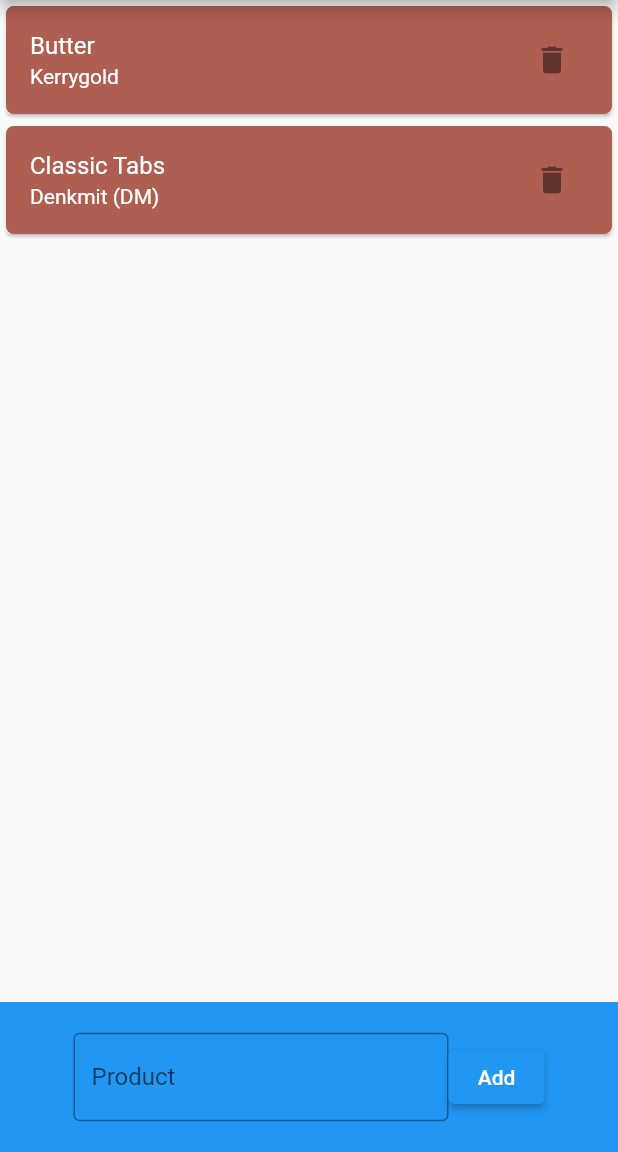
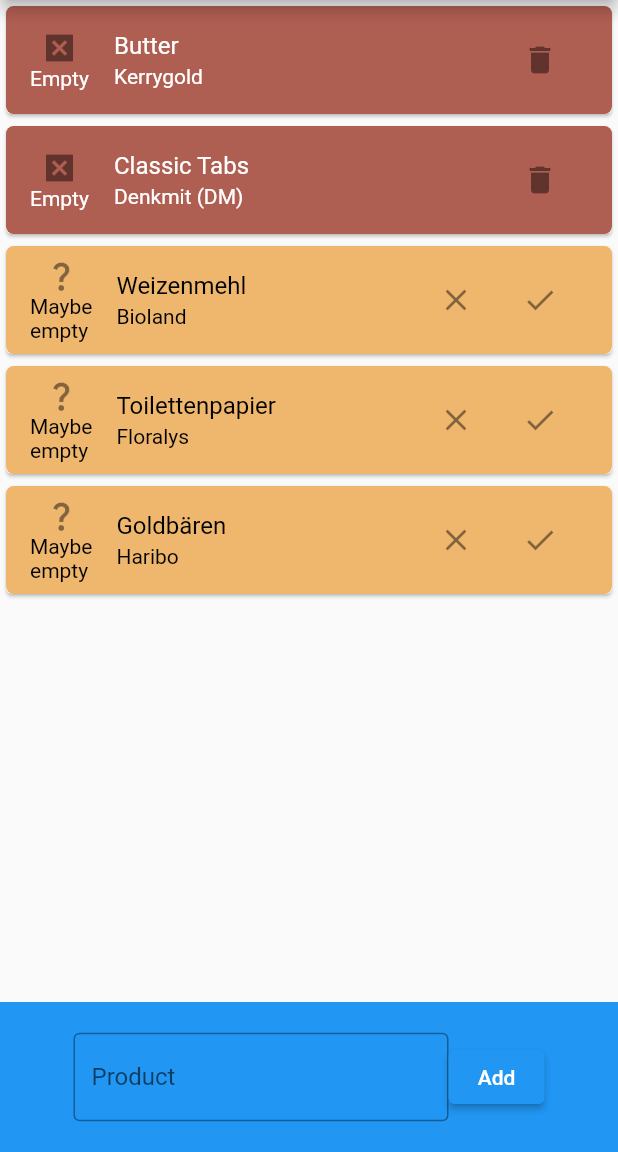
Before and after one commit to dominikth13/SE_Prototype, a Flutter app: the screen it shows after launch, on a phone screen of 412 x 824 dp, the part 84-1236 px from its top. Run offline on Flutter 3.47's test engine with Material 2 defaults, Android fonts, the phone set to English and light mode, and no system bars.

Commit message:
Added information icons and Suggestions

```diff
--- a/smart_shopping_list/lib/widgets/shopping_list_item_widget.dart
+++ b/smart_shopping_list/lib/widgets/shopping_list_item_widget.dart
@@ -7,20 +7,94 @@
   final ShoppingListItem shoppingListItem;
   final Function(ShoppingListItem product) onPressDelete;
 
-  const ShoppingListItemWidget(this.shoppingListItem,
-      {super.key, required this.onPressDelete});
+  const ShoppingListItemWidget(
+    this.shoppingListItem, {
+    super.key,
+    required this.onPressDelete,
+  });
 
   @override
   State<StatefulWidget> createState() => _ShoppingListItemWidgetState();
 }
 
 class _ShoppingListItemWidgetState extends State<ShoppingListItemWidget> {
+  void _addSuggestion() {
+    widget.shoppingListItem.state = ItemState.EMPTY;
+
+    setState(() {
+      widget.shoppingListItem.state;
+    });
+  }
+
+  Column _icon() {
+    switch (widget.shoppingListItem.state) {
+      case ItemState.CUSTOM:
+        return const Column(
+          mainAxisAlignment: MainAxisAlignment.center,
+          crossAxisAlignment: CrossAxisAlignment.center,
+          children: [
+            Icon(Icons.add_task),
+            Text("Added"),
+          ],
+        );
+      case ItemState.MAYBE_EMPTY:
+        return const Column(
+          mainAxisAlignment: MainAxisAlignment.center,
+          crossAxisAlignment: CrossAxisAlignment.center,
+          children: [
+            Icon(Icons.question_mark),
+            Text("Maybe\nempty"),
+          ],
+        );
+      default:
+        return const Column(
+          mainAxisAlignment: MainAxisAlignment.center,
+          crossAxisAlignment: CrossAxisAlignment.center,
+          children: [
+            Icon(Icons.disabled_by_default),
+            Text("Empty"),
+          ],
+        );
+    }
+  }
+
+  ButtonBar _iconButton() {
+    switch (widget.shoppingListItem.state) {
+      case ItemState.MAYBE_EMPTY:
+        return ButtonBar(
+          mainAxisSize: MainAxisSize.min,
+          children: [
+            IconButton(
+              icon: const Icon(Icons.close),
+              onPressed: () => widget.onPressDelete(widget.shoppingListItem),
+            ),
+            IconButton(
+              icon: const Icon(Icons.check),
+              onPressed: _addSuggestion,
+            ),
+          ],
+        );
+      default:
+        return ButtonBar(
+          mainAxisSize: MainAxisSize.min,
+          children: [
+            IconButton(
+              icon: const Icon(Icons.delete),
+              onPressed: () => widget.onPressDelete(widget.shoppingListItem),
+            ),
+          ],
+        );
+    }
+  }
+
   Color _tileColor() {
     switch (widget.shoppingListItem.state) {
       case ItemState.EMPTY:
-        return Color.fromARGB(178, 141, 25, 7);
+        return const Color.fromARGB(178, 141, 25, 7);
+      case ItemState.MAYBE_EMPTY:
+        return const Color.fromRGBO(228, 130, 3, 0.575);
       default:
-        return Color.fromARGB(142, 33, 149, 243);
+        return const Color.fromARGB(142, 33, 149, 243);
     }
   }
 
@@ -50,11 +124,8 @@
                         topRight: Radius.circular(5),
                         bottomRight: Radius.circular(5),
                         bottomLeft: Radius.circular(5))),
-              trailing: IconButton(
-                icon: const Icon(Icons.delete),
-                onPressed: () => widget.onPressDelete(widget.shoppingListItem),
-              ),
-            ),
+                trailing: _iconButton(),
+                leading: _icon()),
           )
         ],
       ),
--- a/smart_shopping_list/lib/widgets/shopping_list_widget.dart
+++ b/smart_shopping_list/lib/widgets/shopping_list_widget.dart
@@ -24,10 +24,17 @@
       TextEditingController();
 
   _ShoppingListWidgetState() {
+    //Fill some mock values
     _products
         .add(ShoppingListItem("Butter", "Kerrygold", ItemState.EMPTY, true));
     _products.add(ShoppingListItem(
         "Classic Tabs", "Denkmit (DM)", ItemState.EMPTY, true));
+    _products.add(ShoppingListItem(
+        "Weizenmehl", "Bioland", ItemState.MAYBE_EMPTY, false));
+    _products.add(ShoppingListItem(
+        "Toilettenpapier", "Floralys", ItemState.MAYBE_EMPTY, false));
+    _products.add(
+        ShoppingListItem("Goldbären", "Haribo", ItemState.MAYBE_EMPTY, false));
   }
 
   void _addProduct(String name) {
```
Lines whose indentation alone changed are shown as unchanged.
